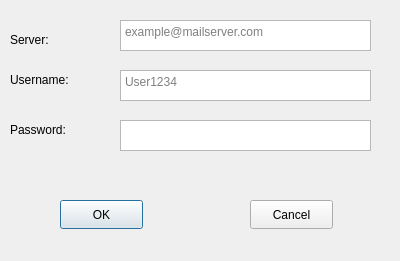
Qt form src/MainWindow/addaccountdialog.ui (BaroRai/email-cleaner) before a commit.
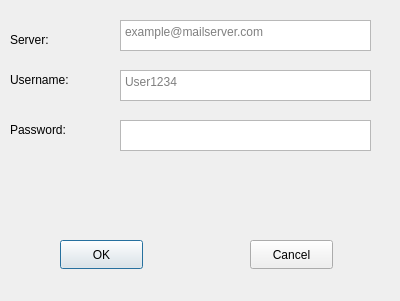
The same form after that commit.

```diff
--- a/src/MainWindow/addaccountdialog.ui
+++ b/src/MainWindow/addaccountdialog.ui
@@ -7,7 +7,7 @@
     <x>0</x>
     <y>0</y>
     <width>400</width>
-    <height>261</height>
+    <height>301</height>
    </rect>
   </property>
   <property name="windowTitle">
@@ -92,7 +92,7 @@
    <property name="geometry">
     <rect>
      <x>60</x>
-     <y>200</y>
+     <y>240</y>
      <width>83</width>
      <height>29</height>
     </rect>
@@ -108,7 +108,7 @@
    <property name="geometry">
     <rect>
      <x>250</x>
-     <y>200</y>
+     <y>240</y>
      <width>83</width>
      <height>29</height>
     </rect>
```
